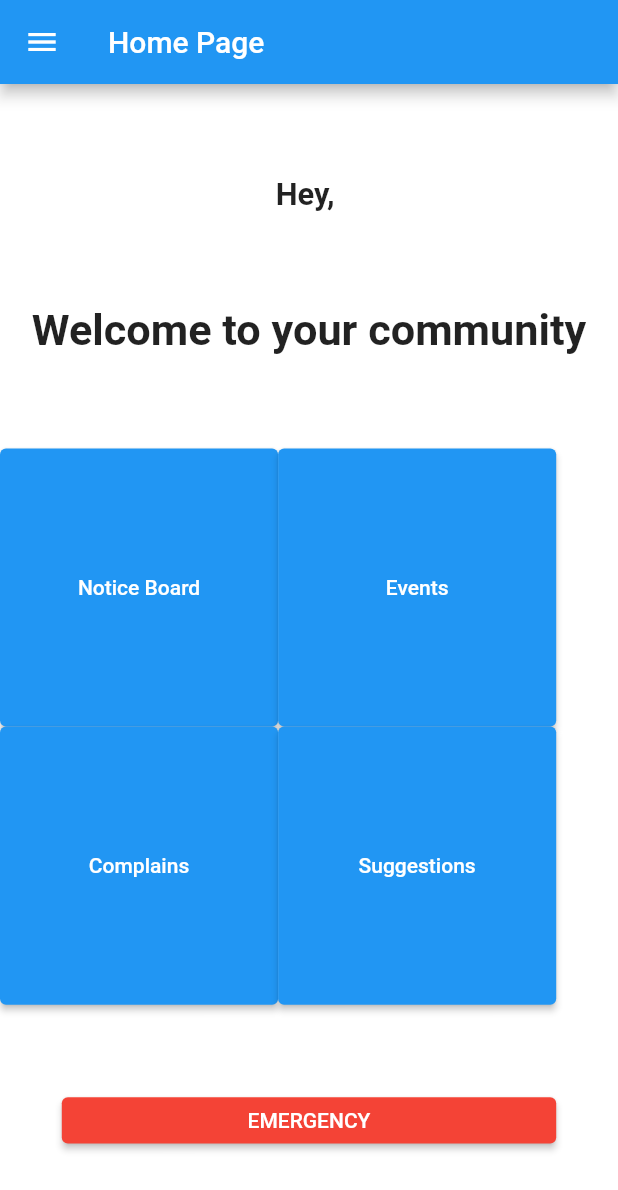
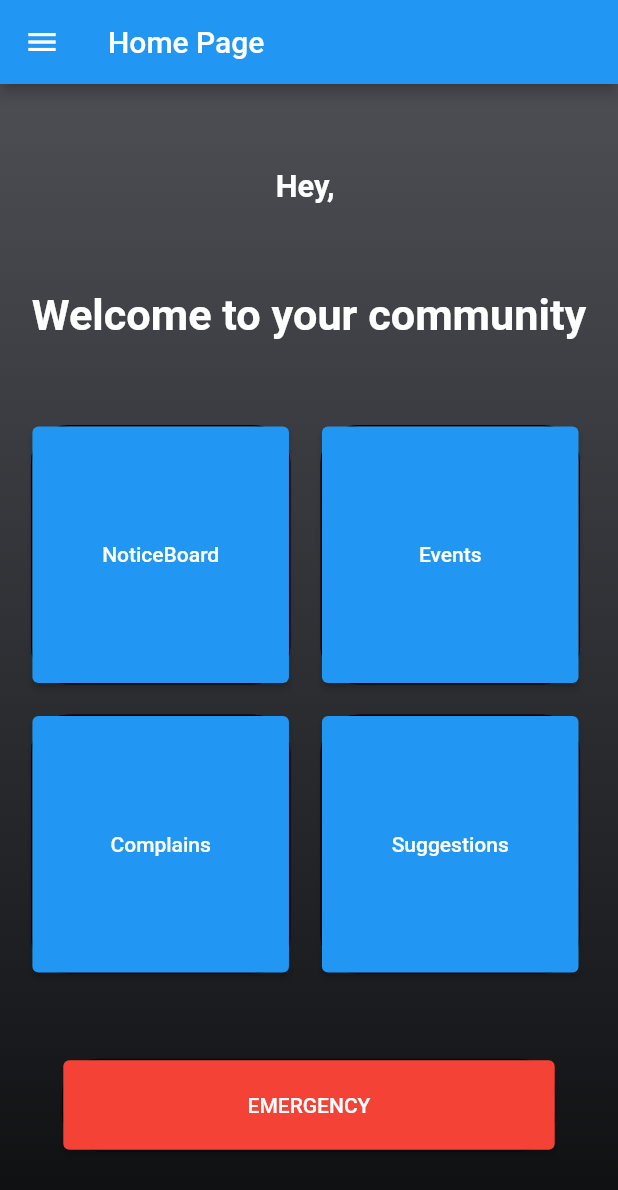
Before and after one commit to Our-Community-TDEC/Our-Community, a Flutter app: the screen it shows once a user with an empty profile is signed in, on a phone screen of 412 x 824 dp. Shown: the top 1190 px of the screen. Run offline on Flutter 3.47's test engine with Material 2 defaults, Android fonts, the phone set to English and light mode, and no system bars; drawn by our look-alikes of flutter_neumorphic; our stand-ins replace cloud_firestore, firebase_auth, firebase_core, flutter_local_notifications, fluttertoast, google_sign_in and 4 more; missing offline and left inert: onboarding, razorpay_flutter, upi_india; accounts and stored records are empty.

Commit message:
Improved design of home_page

```diff
--- a/lib/screens/home_page.dart
+++ b/lib/screens/home_page.dart
@@ -19,9 +19,10 @@ class HomePage extends StatelessWidget {
   Widget build(BuildContext context) {
     double minHW = min(
         MediaQuery.of(context).size.width, MediaQuery.of(context).size.height);
-    double boxL = minHW * 0.45;
+    double boxL = minHW * 0.42;
     final user = FirebaseAuth.instance.currentUser!;
     String email = user.email!;
+    double square_pad = 10;
 
     FirebaseAuth userauthdata = FirebaseAuth.instance;
     FirebaseFirestore firestore = FirebaseFirestore.instance;
@@ -33,6 +34,8 @@ class HomePage extends StatelessWidget {
 
     // var userdata = snapshot.data as DocumentSnapshot;
     // String username = userdata["userName"];
+
+    double offset_val = 2.5;
 
     return Scaffold(
       appBar: AppBar(
@@ -147,7 +150,19 @@ class HomePage extends StatelessWidget {
           ],
         ),
       ),
-      body: Column(
+      body: Container(
+        decoration: BoxDecoration(
+          // color: Colors.black87,
+          gradient: LinearGradient(
+            begin: Alignment.topCenter,
+            end: Alignment.bottomCenter,
+            colors: [
+              Color.fromARGB(217, 46, 47, 54),
+              Color.fromARGB(255, 13, 14, 16),
+            ]
+          )
+        ),
+        child: Column(
           mainAxisAlignment: MainAxisAlignment.spaceEvenly,
           crossAxisAlignment: CrossAxisAlignment.center,
           children: [
@@ -159,6 +174,7 @@ class HomePage extends StatelessWidget {
                   style: TextStyle(
                     fontSize: minHW * 0.05,
                     fontWeight: FontWeight.bold,
+                    color: Colors.white,
                   ),
                 ),
               ],
@@ -168,10 +184,11 @@ class HomePage extends StatelessWidget {
               style: TextStyle(
                 fontSize: minHW * 0.07,
                 fontWeight: FontWeight.bold,
+                color: Colors.white,
               ),
             ),
             SizedBox(
-            width: MediaQuery.of(context).size.width,
+              width: MediaQuery.of(context).size.width * 0.9,
               child: Container(
                 child: Column(
                   mainAxisAlignment: MainAxisAlignment.spaceEvenly,
@@ -182,6 +199,11 @@ class HomePage extends StatelessWidget {
                         SizedBox(
                           height: boxL,
                           width: boxL,
+                          child: Container(
+                            decoration: BoxDecoration(
+                              borderRadius: BorderRadius.circular(25),
+                              border: Border.all(),
+                            ),
                             child: ElevatedButton(
                                 onPressed: () {
                                   Navigator.push(
@@ -190,20 +212,34 @@ class HomePage extends StatelessWidget {
                                         builder: (context) => Notice_Board_Page()),
                                   );
                                 },
-                            child: Text("Notice Board")),
+                                child: Text("NoticeBoard")),
                           ),
+                        ),
+                    Padding(padding: EdgeInsets.all(square_pad)),
                         SizedBox(
                             height: boxL,
                             width: boxL,
+                            child: Container(
+                            decoration: BoxDecoration(
+                              borderRadius: BorderRadius.circular(25),
+                              border: Border.all(),
+                            ),
                               child: ElevatedButton(
-                              onPressed: () {}, child: Text("Events"))),
+                                  onPressed: () {}, child: Text("Events")),
+                            )),
                       ],
                     ),
+                    Padding(padding: EdgeInsets.all(square_pad)),
                     Row(
                       children: [
                         SizedBox(
                             height: boxL,
                             width: boxL,
+                            child: Container(
+                            decoration: BoxDecoration(
+                              borderRadius: BorderRadius.circular(25),
+                              border: Border.all(),
+                            ),
                               child: ElevatedButton(
                                   onPressed: () {
                                     Navigator.push(
@@ -212,10 +248,17 @@ class HomePage extends StatelessWidget {
                                           builder: (context) => ComplainPage()),
                                     );
                                   },
-                              child: Text("Complains"))),
+                                  child: Text("Complains")),
+                            )),
+                    Padding(padding: EdgeInsets.all(square_pad)),
                         SizedBox(
                           height: boxL,
                           width: boxL,
+                          child: Container(
+                            decoration: BoxDecoration(
+                              borderRadius: BorderRadius.circular(25),
+                              border: Border.all(),
+                            ),
                             child: ElevatedButton(
                                 onPressed: () {
                                   Navigator.push(
@@ -226,6 +269,7 @@ class HomePage extends StatelessWidget {
                                 },
                                 child: Text("Suggestions")),
                           ),
+                        ),
                       ],
                     ),
                   ],
@@ -234,7 +278,12 @@ class HomePage extends StatelessWidget {
             ),
             SizedBox(
               width: MediaQuery.of(context).size.width * 0.8,
-            height: minHW * 0.075,
+              height: minHW * 0.15,
+              child: Container(
+                            decoration: BoxDecoration(
+                              borderRadius: BorderRadius.circular(25),
+                              border: Border.all(),
+                            ),
                 child: ElevatedButton(
                   onPressed: () {
                     Navigator.push(
@@ -248,7 +297,9 @@ class HomePage extends StatelessWidget {
                   ),
                 ),
               ),
+            ),
           ],
+        ),
       ),
     );
   }
```
Lines whose indentation alone changed are shown as unchanged.
